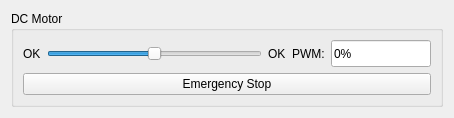
Above: QDCController/qdcwidget.ui from krkruk/QDCMotorController before the change. Below: the same form after it.
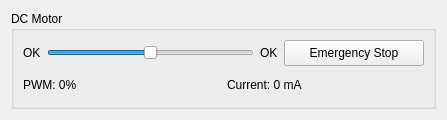
That is the form after the change.

```diff
--- a/QDCController/qdcwidget.ui
+++ b/QDCController/qdcwidget.ui
@@ -6,8 +6,8 @@
    <rect>
     <x>0</x>
     <y>0</y>
-    <width>454</width>
-    <height>118</height>
+    <width>447</width>
+    <height>120</height>
    </rect>
   </property>
   <property name="windowTitle">
@@ -19,8 +19,8 @@
      <property name="title">
       <string>DC Motor</string>
      </property>
-     <layout class="QGridLayout" name="gridLayout">
-      <item row="0" column="0">
+     <layout class="QVBoxLayout" name="verticalLayout">
+      <item>
        <layout class="QHBoxLayout" name="horizontalLayout">
         <item>
          <widget class="QLabel" name="labelLeftLimitSwitch">
@@ -50,49 +50,76 @@
          </widget>
         </item>
         <item>
-         <layout class="QHBoxLayout" name="horizontalLayout_2">
-          <item>
-           <widget class="QLabel" name="label_3">
-            <property name="sizePolicy">
-             <sizepolicy hsizetype="Fixed" vsizetype="Preferred">
-              <horstretch>0</horstretch>
-              <verstretch>0</verstretch>
-             </sizepolicy>
-            </property>
-            <property name="text">
-             <string>PWM:</string>
-            </property>
-           </widget>
-          </item>
-          <item>
-           <widget class="QLineEdit" name="lineEditPWMValue">
-            <property name="sizePolicy">
-             <sizepolicy hsizetype="Minimum" vsizetype="Fixed">
-              <horstretch>0</horstretch>
-              <verstretch>0</verstretch>
-             </sizepolicy>
-            </property>
-            <property name="maximumSize">
-             <size>
-              <width>100</width>
-              <height>50</height>
-             </size>
-            </property>
-            <property name="text">
-             <string>0%</string>
-            </property>
-           </widget>
-          </item>
-         </layout>
+         <widget class="QPushButton" name="pushButtonEmergencyStop">
+          <property name="sizePolicy">
+           <sizepolicy hsizetype="MinimumExpanding" vsizetype="Minimum">
+            <horstretch>0</horstretch>
+            <verstretch>0</verstretch>
+           </sizepolicy>
+          </property>
+          <property name="minimumSize">
+           <size>
+            <width>140</width>
+            <height>0</height>
+           </size>
+          </property>
+          <property name="maximumSize">
+           <size>
+            <width>140</width>
+            <height>16777215</height>
+           </size>
+          </property>
+          <property name="text">
+           <string>Emergency Stop</string>
+          </property>
+         </widget>
+        </item>
+        <item>
+         <layout class="QHBoxLayout" name="horizontalLayout_2"/>
         </item>
        </layout>
       </item>
-      <item row="1" column="0">
-       <widget class="QPushButton" name="pushButtonEmergencyStop">
-        <property name="text">
-         <string>Emergency Stop</string>
-        </property>
-       </widget>
+      <item>
+       <layout class="QHBoxLayout" name="horizontalLayout_3">
+        <item>
+         <widget class="QLabel" name="labelPwm">
+          <property name="sizePolicy">
+           <sizepolicy hsizetype="MinimumExpanding" vsizetype="Preferred">
+            <horstretch>0</horstretch>
+            <verstretch>0</verstretch>
+           </sizepolicy>
+          </property>
+          <property name="minimumSize">
+           <size>
+            <width>100</width>
+            <height>0</height>
+           </size>
+          </property>
+          <property name="text">
+           <string>PWM: 0%</string>
+          </property>
+         </widget>
+        </item>
+        <item>
+         <widget class="QLabel" name="labelCurrent">
+          <property name="sizePolicy">
+           <sizepolicy hsizetype="MinimumExpanding" vsizetype="Preferred">
+            <horstretch>0</horstretch>
+            <verstretch>0</verstretch>
+           </sizepolicy>
+          </property>
+          <property name="minimumSize">
+           <size>
+            <width>150</width>
+            <height>0</height>
+           </size>
+          </property>
+          <property name="text">
+           <string>Current: 0 mA</string>
+          </property>
+         </widget>
+        </item>
+       </layout>
       </item>
      </layout>
     </widget>
```
